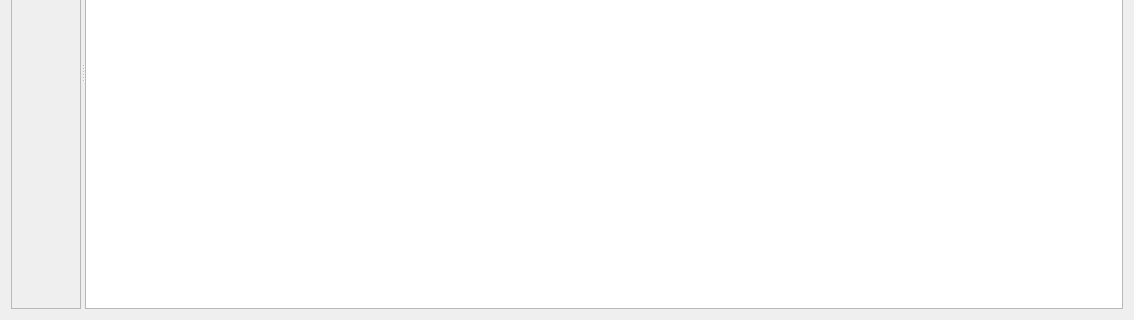
The window that src/app/components/revision_tree/revisiontree.ui (PLLUG/sourceline) describes before a commit, drawn with Qt 5; both pictures show x 0 to 1134 and y 176 to 496 of the 1134 by 496 pixel window.
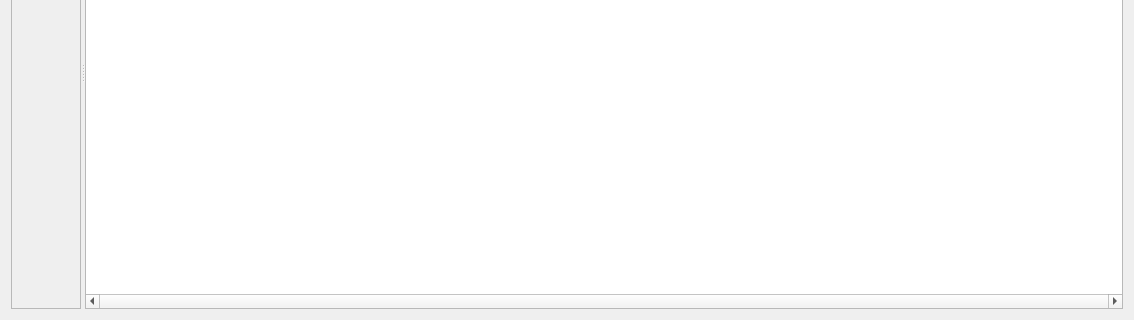
The same window after the commit. Custom widgets are drawn as their Qt base class.

Commit message: Fixed bug with scrolling.

Patch:
```diff
--- a/src/app/components/revision_tree/revisiontree.ui
+++ b/src/app/components/revision_tree/revisiontree.ui
@@ -75,6 +75,9 @@
     background-color: rgb(47, 85, 27);
 }</string>
       </property>
+      <property name="horizontalScrollBarPolicy">
+       <enum>Qt::ScrollBarAlwaysOn</enum>
+      </property>
      </widget>
     </widget>
    </item>
```
Left out of the diff: 2 changed lines with no effect on the pictures. The commit also changes 1 other file.
